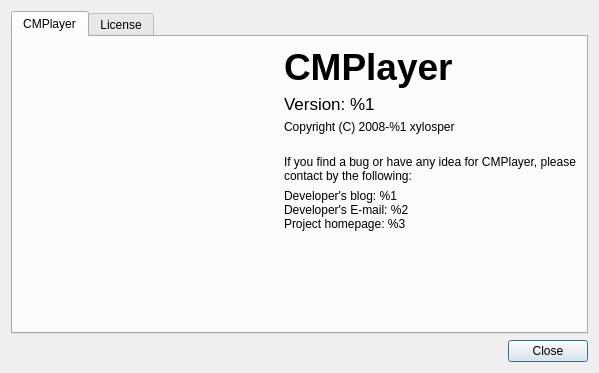
Before: the Qt Designer form src/cmplayer/ui/aboutdialog.ui in bylee20/bomi, drawn with Qt 5.
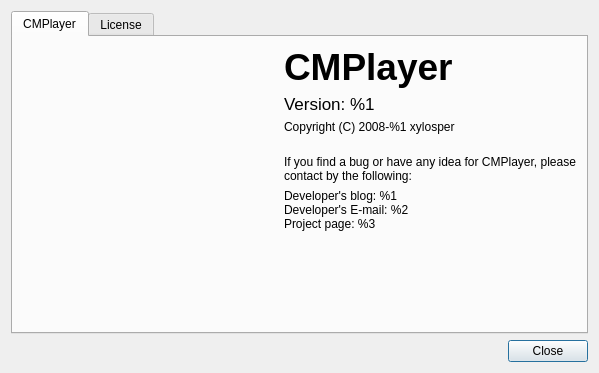
After: the same form once the commit is applied. Icons and pictures are not drawn.

Commit message: update project information

The edit to the form file:
```diff
--- a/src/cmplayer/ui/aboutdialog.ui
+++ b/src/cmplayer/ui/aboutdialog.ui
@@ -155,7 +155,7 @@
            <property name="text">
             <string>Developer's blog: %1
 Developer's E-mail: %2
-Project homepage: %3</string>
+Project page: %3</string>
            </property>
           </widget>
          </item>
```
The commit also changes 2 other files.
